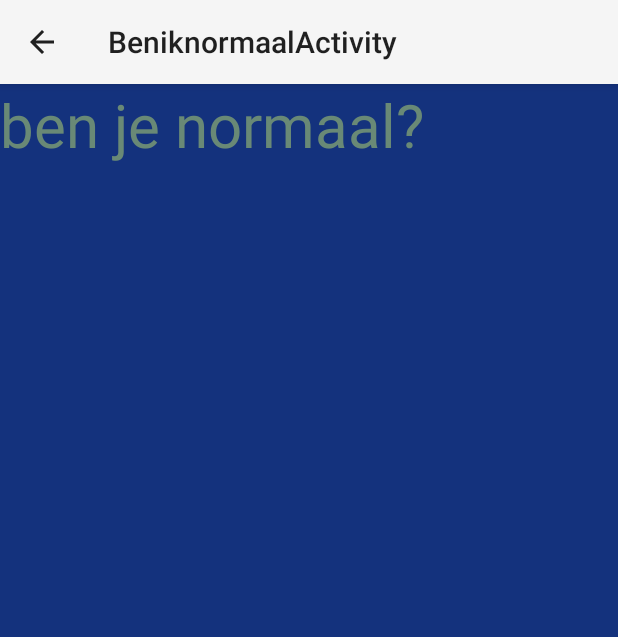
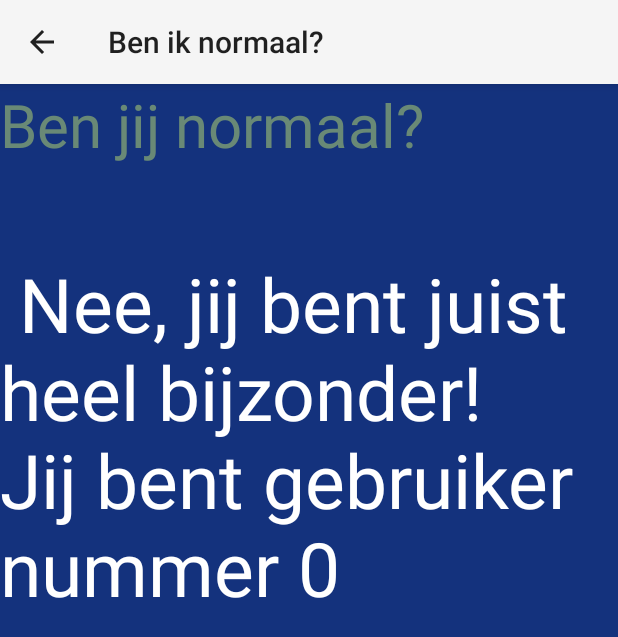
Before and after one commit to ldieliefis/beat_tryoutfiles, an Android app: the BeniknormaalActivity screen opened directly, with no data from a screen before it, on a phone screen of 412 x 824 dp. Shown: the top 637 px of the screen. Run offline under Robolectric (Android 15) with nearby library versions, the phone set to English and light mode, and no system bars.

Commit message:
BenIkNormaalActivity Startup
intent: gebruiker id meegeven, tekstview toegevoegd werkt :)

```diff
--- a/MyFirstApp/app/src/main/java/beat/myfirstapp/BeniknormaalActivity.java
+++ b/MyFirstApp/app/src/main/java/beat/myfirstapp/BeniknormaalActivity.java
@@ -8,6 +8,7 @@ package beat.myfirstapp;
         import android.support.v7.widget.Toolbar;
         import android.view.View;
         import android.widget.Button;
+        import android.widget.LinearLayout;
         import android.widget.RelativeLayout;
         import android.widget.TextView;
 
@@ -19,17 +20,14 @@ public class BeniknormaalActivity extends AppCompatActivity {
         setContentView(R.layout.activity_beniknormaal);
 
         Intent intent = getIntent();
-        //String resultaat = intent.getStringExtra(VraagActivity.EXTRA_MESSAGE);
+        int gebruiker = intent.getIntExtra("gebruiker", 0);
 
-        TextView textView = (TextView)findViewById(R.id.tekstvakje);
-        //TextView textView = new TextView(this);
+        TextView textView = (TextView)findViewById(R.id.tekstvaktitel);
         textView.setTextSize(40);
-        textView.setText("ben je normaal?");
-        //textView.setTextColor(255);
+        textView.setText("Ben jij normaal?");
 
-
-
-        //getSupportActionBar().setDisplayHomeAsUpEnabled(true);
+        TextView textviewantwoord = (TextView)findViewById(R.id.tekstvakantwoord);
+        textviewantwoord.setText("\n Nee, jij bent juist heel bijzonder! \nJij bent gebruiker nummer "+gebruiker);
     }
 
 }
--- a/MyFirstApp/app/src/main/java/beat/myfirstapp/VraagActivity.java
+++ b/MyFirstApp/app/src/main/java/beat/myfirstapp/VraagActivity.java
@@ -49,7 +49,7 @@ public class VraagActivity extends AppCompatActivity {
         buttona.setText(nieuwevraag1.Antwoord_A_tekst());
 
         // zet de tekst (antwoord b) van de opgevraagde 'vraagcontrol' in de onderste button
-        Button buttonb = (Button)findViewById(R.id.Antwoord_A_Button);
+        Button buttonb = (Button)findViewById(R.id.Antwoord_B_Button);
         //buttonb.setTextSize(40);
         buttonb.setText(nieuwevraag1.Antwoord_B_tekst());
     }
@@ -79,6 +79,7 @@ public class VraagActivity extends AppCompatActivity {
     public void ButtonBenIkNormaal (View view){
         //TODO beniknormaalpagina ontwikkelen!
         Intent intentie = new Intent(this, BeniknormaalActivity.class);
+        intentie.putExtra("gebruiker", gebruiker);
         startActivity(intentie);
     }
 
--- a/MyFirstApp/app/src/main/res/layout/activity_beniknormaal.xml
+++ b/MyFirstApp/app/src/main/res/layout/activity_beniknormaal.xml
@@ -2,6 +2,7 @@
 <LinearLayout
     xmlns:android="http://schemas.android.com/apk/res/android"
     xmlns:tools="http://schemas.android.com/tools"
+    android:id="@+id/linearlayout_beniknormaal"
 
     android:layout_width="match_parent"
     android:layout_height="match_parent"
@@ -12,10 +13,17 @@
 
     <TextView
         android:layout_width="match_parent"
-        android:layout_height="match_parent"
+        android:layout_height="wrap_content"
         android:text="blabla"
         android:textColor="#698976"
         android:textSize="50sp"
-        android:id="@+id/tekstvakje"/>
+        android:id="@+id/tekstvaktitel"/>
 
+    <TextView
+        android:layout_width="match_parent"
+        android:layout_height="wrap_content"
+        android:text="blabla"
+        android:textColor="#ffffff"
+        android:textSize="50sp"
+        android:id="@+id/tekstvakantwoord"/>
 </LinearLayout>
--- a/MyFirstApp/app/src/main/res/values/strings.xml
+++ b/MyFirstApp/app/src/main/res/values/strings.xml
@@ -7,8 +7,8 @@
     <string name="upvote_knop">/\\</string>
     <string name="resultaat_knop">resultaat</string>
     <string name="volgende_knop">Volgende</string>
-    <string name="title_activity_display_resultaat">My Resultaat</string>
-    <string name="title_activity_beniknormaal">BeniknormaalActivity</string>
+    <string name="title_activity_display_resultaat">Mijn Resultaat</string>
+    <string name="title_activity_beniknormaal">Ben ik normaal?</string>
 
     //login bullshit
     <string name="prompt_email">Email</string>
```
Also changed, not shown: MyFirstApp/app/src/main/res/layout/activity_vraag.xml (+8 -0 lines).
